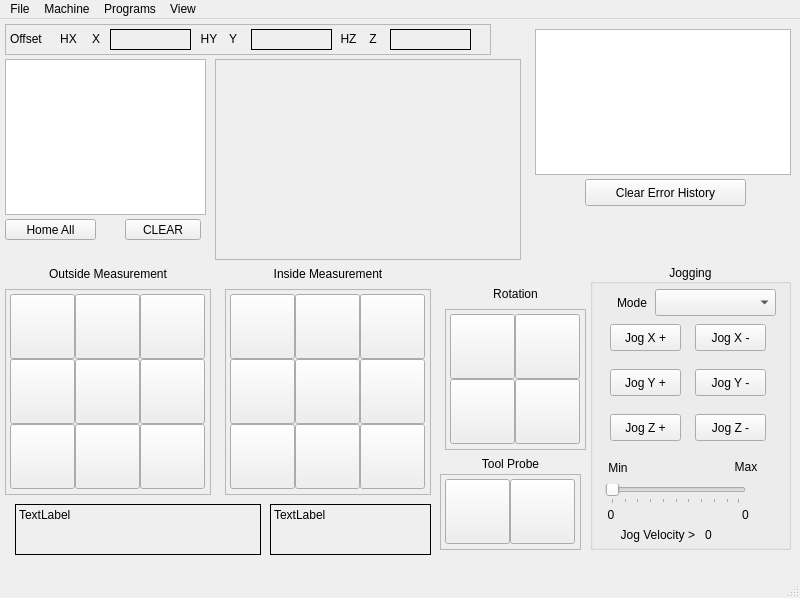
jethornton/flexgui, file examples/touch_probe/touch-probe.ui: the form before one commit.
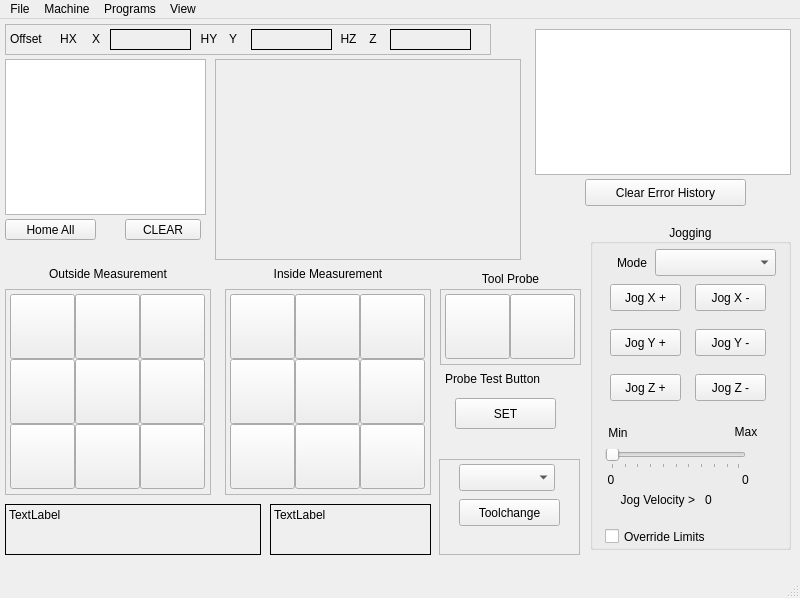
The form after the commit.

Commit message: 09/13/2024 update touch-probe example

The edit to the form file:
```diff
--- a/examples/touch_probe/touch-probe.ui
+++ b/examples/touch_probe/touch-probe.ui
@@ -60,7 +60,7 @@
     <property name="geometry">
      <rect>
       <x>440</x>
-      <y>455</y>
+      <y>270</y>
       <width>141</width>
       <height>76</height>
      </rect>
@@ -450,7 +450,7 @@
     <property name="geometry">
      <rect>
       <x>470</x>
-      <y>435</y>
+      <y>250</y>
       <width>81</width>
       <height>19</height>
      </rect>
@@ -462,90 +462,6 @@
      <set>Qt::AlignCenter</set>
     </property>
    </widget>
-   <widget class="QFrame" name="frame_9">
-    <property name="geometry">
-     <rect>
-      <x>445</x>
-      <y>290</y>
-      <width>141</width>
-      <height>141</height>
-     </rect>
-    </property>
-    <property name="frameShape">
-     <enum>QFrame::StyledPanel</enum>
-    </property>
-    <property name="frameShadow">
-     <enum>QFrame::Raised</enum>
-    </property>
-    <widget class="QPushButton" name="angleXminus">
-     <property name="geometry">
-      <rect>
-       <x>70</x>
-       <y>70</y>
-       <width>65</width>
-       <height>65</height>
-      </rect>
-     </property>
-     <property name="text">
-      <string/>
-     </property>
-    </widget>
-    <widget class="QPushButton" name="angleYminus">
-     <property name="geometry">
-      <rect>
-       <x>70</x>
-       <y>5</y>
-       <width>65</width>
-       <height>65</height>
-      </rect>
-     </property>
-     <property name="text">
-      <string/>
-     </property>
-    </widget>
-    <widget class="QPushButton" name="angleXplus">
-     <property name="geometry">
-      <rect>
-       <x>5</x>
-       <y>5</y>
-       <width>65</width>
-       <height>65</height>
-      </rect>
-     </property>
-     <property name="text">
-      <string/>
-     </property>
-    </widget>
-    <widget class="QPushButton" name="angleYplus">
-     <property name="geometry">
-      <rect>
-       <x>5</x>
-       <y>70</y>
-       <width>65</width>
-       <height>65</height>
-      </rect>
-     </property>
-     <property name="text">
-      <string/>
-     </property>
-    </widget>
-   </widget>
-   <widget class="QLabel" name="label_45">
-    <property name="geometry">
-     <rect>
-      <x>475</x>
-      <y>265</y>
-      <width>81</width>
-      <height>19</height>
-     </rect>
-    </property>
-    <property name="text">
-     <string>Rotation</string>
-    </property>
-    <property name="alignment">
-     <set>Qt::AlignCenter</set>
-    </property>
-   </widget>
    <widget class="QPushButton" name="home_all_pb">
     <property name="geometry">
      <rect>
@@ -792,9 +708,9 @@
     <property name="geometry">
      <rect>
       <x>590</x>
-      <y>245</y>
+      <y>205</y>
       <width>201</width>
-      <height>286</height>
+      <height>326</height>
      </rect>
     </property>
     <property name="title">
@@ -911,7 +827,7 @@
      <property name="geometry">
       <rect>
        <x>15</x>
-       <y>190</y>
+       <y>195</y>
        <width>26</width>
        <height>28</height>
       </rect>
@@ -927,7 +843,7 @@
      <property name="geometry">
       <rect>
        <x>15</x>
-       <y>220</y>
+       <y>225</y>
        <width>141</width>
        <height>20</height>
       </rect>
@@ -943,7 +859,7 @@
      <property name="geometry">
       <rect>
        <x>140</x>
-       <y>190</y>
+       <y>195</y>
        <width>32</width>
        <height>25</height>
       </rect>
@@ -959,7 +875,7 @@
      <property name="geometry">
       <rect>
        <x>5</x>
-       <y>240</y>
+       <y>245</y>
        <width>32</width>
        <height>21</height>
       </rect>
@@ -975,7 +891,7 @@
      <property name="geometry">
       <rect>
        <x>140</x>
-       <y>240</y>
+       <y>245</y>
        <width>31</width>
        <height>21</height>
       </rect>
@@ -991,7 +907,7 @@
      <property name="geometry">
       <rect>
        <x>5</x>
-       <y>260</y>
+       <y>265</y>
        <width>100</width>
        <height>21</height>
       </rect>
@@ -1007,7 +923,7 @@
      <property name="geometry">
       <rect>
        <x>115</x>
-       <y>260</y>
+       <y>265</y>
        <width>81</width>
        <height>21</height>
       </rect>
@@ -1033,9 +949,9 @@
    <widget class="QLabel" name="gcodes_lb">
     <property name="geometry">
      <rect>
-      <x>15</x>
+      <x>5</x>
       <y>485</y>
-      <width>246</width>
+      <width>256</width>
       <height>51</height>
      </rect>
     </property>
@@ -1077,6 +993,96 @@
      <bool>true</bool>
     </property>
    </widget>
+   <widget class="QCheckBox" name="override_limits_cb">
+    <property name="geometry">
+     <rect>
+      <x>605</x>
+      <y>505</y>
+      <width>131</width>
+      <height>25</height>
+     </rect>
+    </property>
+    <property name="text">
+     <string>Override Limits</string>
+    </property>
+   </widget>
+   <widget class="QFrame" name="frame">
+    <property name="geometry">
+     <rect>
+      <x>439</x>
+      <y>440</y>
+      <width>141</width>
+      <height>96</height>
+     </rect>
+    </property>
+    <property name="frameShape">
+     <enum>QFrame::StyledPanel</enum>
+    </property>
+    <property name="frameShadow">
+     <enum>QFrame::Raised</enum>
+    </property>
+    <widget class="QComboBox" name="tool_change_cb">
+     <property name="geometry">
+      <rect>
+       <x>20</x>
+       <y>5</y>
+       <width>96</width>
+       <height>27</height>
+      </rect>
+     </property>
+    </widget>
+    <widget class="QPushButton" name="tool_change_pb">
+     <property name="geometry">
+      <rect>
+       <x>20</x>
+       <y>40</y>
+       <width>101</width>
+       <height>27</height>
+      </rect>
+     </property>
+     <property name="toolTip">
+      <string/>
+     </property>
+     <property name="toolTipDuration">
+      <number>-1</number>
+     </property>
+     <property name="text">
+      <string>Toolchange</string>
+     </property>
+    </widget>
+   </widget>
+   <widget class="QPushButton" name="probe_trigger">
+    <property name="geometry">
+     <rect>
+      <x>455</x>
+      <y>379</y>
+      <width>101</width>
+      <height>31</height>
+     </rect>
+    </property>
+    <property name="text">
+     <string>SET</string>
+    </property>
+    <property name="function" stdset="0">
+     <string>hal_pin</string>
+    </property>
+    <property name="pin_0" stdset="0">
+     <string>probe_trigger_pin, HAL_BIT, HAL_OUT</string>
+    </property>
+   </widget>
+   <widget class="QLabel" name="label_4">
+    <property name="geometry">
+     <rect>
+      <x>445</x>
+      <y>350</y>
+      <width>126</width>
+      <height>19</height>
+     </rect>
+    </property>
+    <property name="text">
+     <string>Probe Test Button</string>
+    </property>
+   </widget>
   </widget>
   <widget class="QStatusBar" name="statusbar"/>
   <widget class="QMenuBar" name="menubar">
```
The commit also changes 19 other files.
